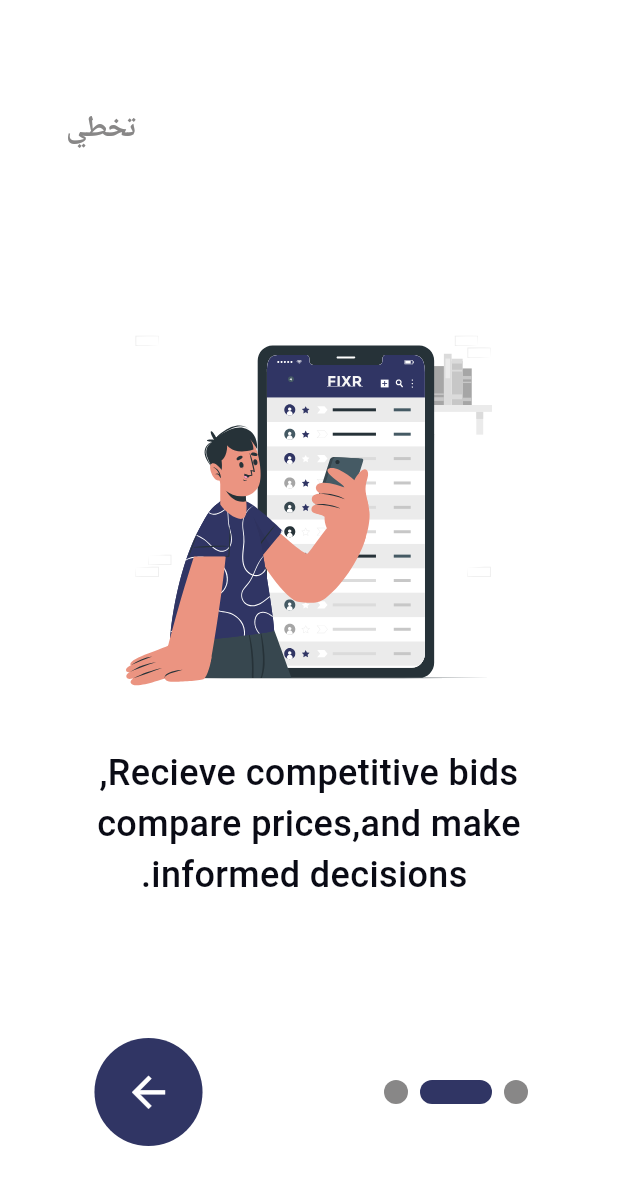
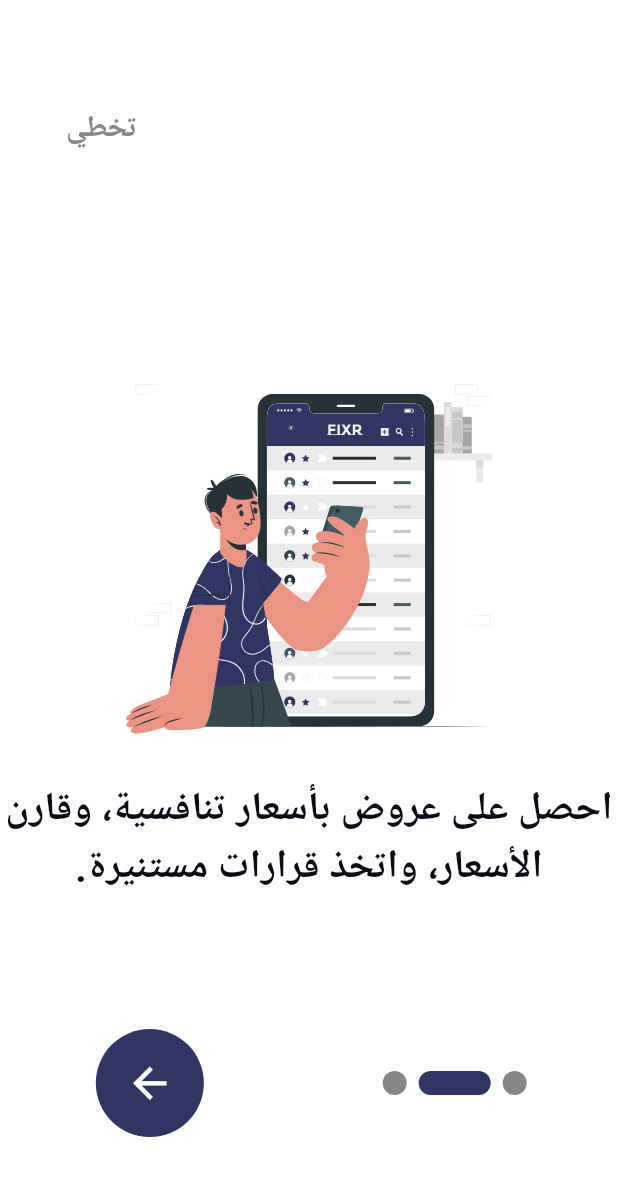
Before and after one commit to MagdKamaldev/fixer-app, a Flutter app: the screen it shows after launch, swiped to page 2, on a phone screen of 412 x 824 dp. Shown: the top 1185 px of the screen. Run offline on Flutter 3.47's test engine with Material 3 defaults, Android fonts, the light colour scheme and no system bars; drawn by our look-alikes of smooth_page_indicator; our stand-ins replace flutter_screenutil, flutter_svg, google_fonts, google_maps_flutter.

Commit message:
onboarding localization

```diff
--- a/lib/features/on_boarding/presentation/views/widgets/on_boarding_skip_button.dart
+++ b/lib/features/on_boarding/presentation/views/widgets/on_boarding_skip_button.dart
@@ -5,7 +5,6 @@ import 'package:fixer/generated/l10n.dart';
 import 'package:flutter/material.dart';
 import 'package:flutter_screenutil/flutter_screenutil.dart';
 import 'package:google_fonts/google_fonts.dart';
-
 import '../../../../../core/constants/constants.dart';
 
 class SkipBotton extends StatefulWidget {
--- a/lib/features/on_boarding/presentation/views/widgets/on_boarding_view_body.dart
+++ b/lib/features/on_boarding/presentation/views/widgets/on_boarding_view_body.dart
@@ -2,7 +2,10 @@ import 'package:fixer/features/on_boarding/presentation/views/widgets/on_boardin
 import 'package:fixer/features/on_boarding/presentation/views/widgets/on_boarding_skip_button.dart';
 import 'package:fixer/features/on_boarding/presentation/views/widgets/on_boarding_smoothpageindicator.dart';
 import 'package:fixer/features/on_boarding/presentation/views/widgets/onboarding_container.dart';
+import 'package:fixer/generated/l10n.dart';
 import 'package:flutter/material.dart';
+import 'package:flutter_screenutil/flutter_screenutil.dart';
+
 
 class OnBoardingViewBody extends StatefulWidget {
   const OnBoardingViewBody({super.key});
@@ -25,20 +28,18 @@ class _OnBoardingViewBodyState extends State<OnBoardingViewBody> {
             // turn into true
           });
         },
-        children: const [
+        children:[
           OnBoardingContainer(
             image: "assets/images/onboarding1.svg",
-            text: "Connect users with skilled \n craftsmen instantly.",
+            text: S.of(context).onBoardingText1,
           ),
           OnBoardingContainer(
             image: "assets/images/onboarding2.svg",
-            text:
-                "Recieve competitive bids,\ncompare prices,and make \n informed decisions.",
+            text: S.of(context).onBoardingText2,
           ),
           OnBoardingContainer(
             image: "assets/images/onboarding3.svg",
-            text:
-                "Make hassle-free transcations \n within the app fpr peace of\n mind.",
+            text: S.of(context).onBoardingText3,
           ),
         ],
       ),
@@ -46,7 +47,7 @@ class _OnBoardingViewBodyState extends State<OnBoardingViewBody> {
         controller: controller,
       ),
       Container(
-          padding: const EdgeInsets.only(bottom: 60, left: 60, right: 60),
+          padding: EdgeInsets.symmetric(horizontal: 60.h,vertical: 60.w),
           alignment: Alignment.bottomLeft,
           child: Row(
             mainAxisAlignment: MainAxisAlignment.spaceBetween,
--- a/lib/features/on_boarding/presentation/views/widgets/onboarding_container.dart
+++ b/lib/features/on_boarding/presentation/views/widgets/onboarding_container.dart
@@ -1,4 +1,5 @@
 import 'package:fixer/core/themes/colors.dart';
+import 'package:fixer/core/themes/text_styles.dart';
 import 'package:flutter/material.dart';
 import 'package:flutter/widgets.dart';
 import 'package:flutter_screenutil/flutter_screenutil.dart';
@@ -19,15 +20,16 @@ class OnBoardingContainer extends StatelessWidget {
       child: Column(
         mainAxisAlignment: MainAxisAlignment.center,
         children: [
-          SizedBox(child: SvgPicture.asset(image)),
+          SizedBox(
+            height: 290.h,
+            child: SvgPicture.asset(image),
+          ),
           Container(
-            padding: EdgeInsets.only(top: 40.h),
+            alignment: Alignment.center,
             child: Text(text,
                 textAlign: TextAlign.center,
-                style: GoogleFonts.roboto(
-                    color: ColorManager.black,
-                    fontWeight: FontWeight.w500,
-                    fontSize: 24)),
+                style:TextStyles.headings
+                    ),
           )
         ],
       ),
--- a/lib/l10n/intl_ar.arb
+++ b/lib/l10n/intl_ar.arb
@@ -1,3 +1,6 @@
 {
-  "skip" : "تخطي"
+  "skip" : "تخطي",
+  "onBoardingText1" : " توصيل المستخدمين بالحرفيين \nالمهرة على الفور.",
+  "onBoardingText2" : "احصل على عروض بأسعار تنافسية، وقارن الأسعار، واتخذ قرارات مستنيرة.",
+  "onBoardingText3" : "قم بإجراء تحويلات خالية من \nالمتاعب داخل التطبيق لراحة البال."
 }
--- a/lib/l10n/intl_en.arb
+++ b/lib/l10n/intl_en.arb
@@ -1,3 +1,6 @@
 {
- "skip": "skip"
+  "skip": "skip",
+  "onBoardingText1" : "Connect users with skilled \n craftsmen instantly.",
+  "onBoardingText2" : "Recieve competitive bids,\n compare prices,and make \n informed decisions.",
+  "onBoardingText3" : "Make hassle-free transcations \n within the app for peace of \n mind."
 }
```
Also changed, not shown: lib/generated/intl/messages_ar.dart, lib/generated/intl/messages_en.dart, lib/generated/l10n.dart.
